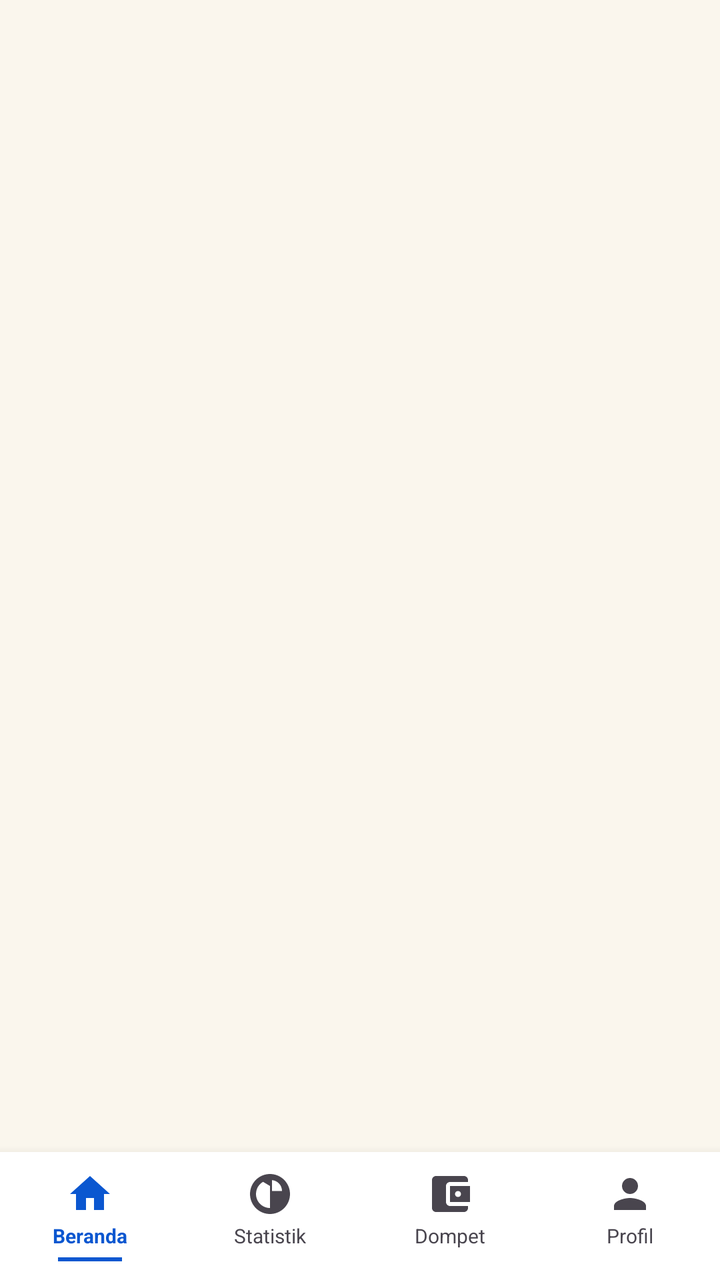
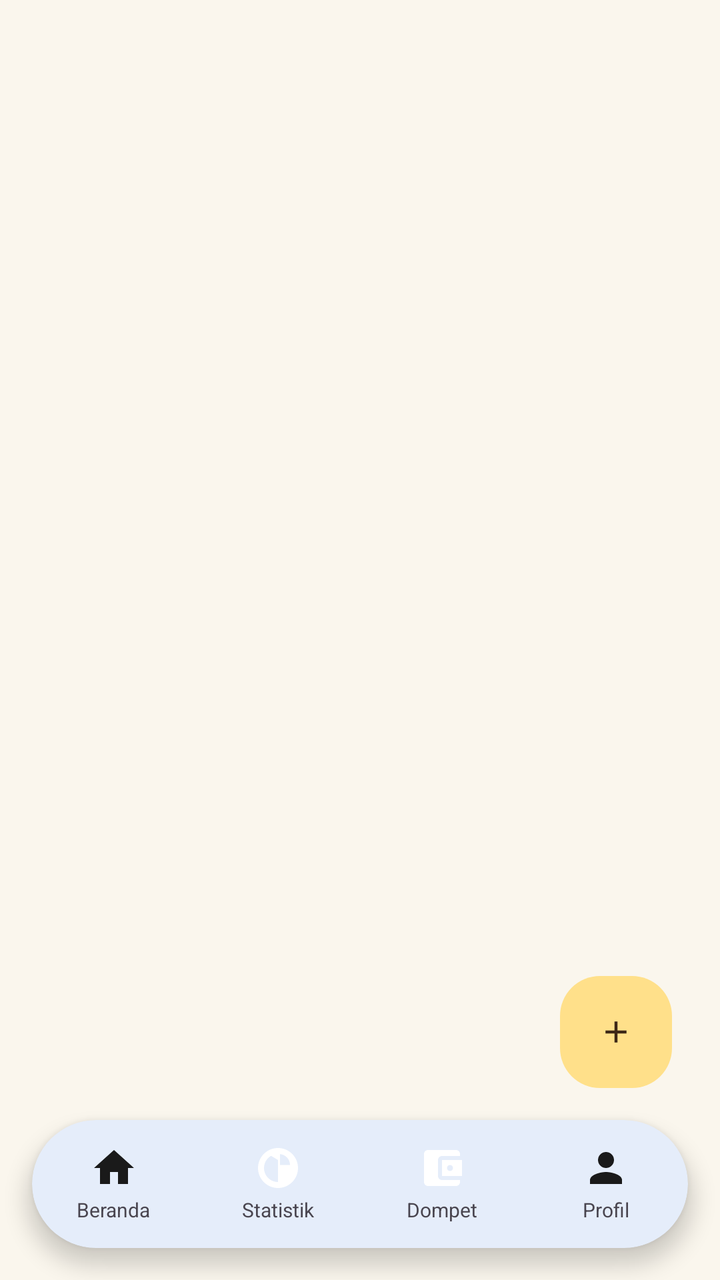

Compare the two renders of this Android layout. The source of the first and the diff that turns it into the second are given below.
<!-- AndroidManifest.xml: application theme Theme.Keuangan -->
<!-- res/layout/activity_main.xml -->
<?xml version="1.0" encoding="utf-8"?>
<LinearLayout
    xmlns:android="http://schemas.android.com/apk/res/android"
    xmlns:app="http://schemas.android.com/apk/res-auto"
    android:layout_width="match_parent"
    android:layout_height="match_parent"
    android:orientation="vertical"
    android:background="?attr/colorBackground">

    
    <androidx.fragment.app.FragmentContainerView
        android:id="@+id/fragmentContainer"
        android:layout_width="match_parent"
        android:layout_height="0dp"
        android:layout_weight="1" />

    
    <LinearLayout
        android:layout_width="match_parent"
        android:layout_height="64dp"
        android:orientation="horizontal"
        android:gravity="center"
        android:background="?attr/colorSurface"
        android:elevation="8dp">

        
        <LinearLayout
            android:id="@+id/tabHome"
            android:layout_width="0dp"
            android:layout_height="match_parent"
            android:layout_weight="1"
            android:orientation="vertical"
            android:gravity="center"
            android:tag="active">

            <ImageView
                android:layout_width="24dp"
                android:layout_height="24dp"
                android:src="@drawable/ic_home"
                app:tint="?attr/colorPrimary" />

            <TextView
                android:layout_width="wrap_content"
                android:layout_height="wrap_content"
                android:layout_marginTop="2dp"
                android:text="Beranda"
                android:textSize="10sp"
                android:textColor="?attr/colorPrimary"
                android:textStyle="bold" />

            <View
                android:id="@+id/indicatorHome"
                android:layout_width="32dp"
                android:layout_height="2dp"
                android:layout_marginTop="4dp"
                android:background="?attr/colorPrimary" />
        </LinearLayout>

        
        <LinearLayout
            android:id="@+id/tabStats"
            android:layout_width="0dp"
            android:layout_height="match_parent"
            android:layout_weight="1"
            android:orientation="vertical"
            android:gravity="center">

            <ImageView
                android:layout_width="24dp"
                android:layout_height="24dp"
                android:src="@drawable/ic_pie_chart"
                app:tint="?attr/colorOnSurfaceVariant" />

            <TextView
                android:layout_width="wrap_content"
                android:layout_height="wrap_content"
                android:layout_marginTop="2dp"
                android:text="Statistik"
                android:textSize="10sp"
                android:textColor="?attr/colorOnSurfaceVariant" />

            <View
                android:id="@+id/indicatorStats"
                android:layout_width="32dp"
                android:layout_height="2dp"
                android:layout_marginTop="4dp"
                android:background="@android:color/transparent" />
        </LinearLayout>

        
        <LinearLayout
            android:id="@+id/tabWallet"
            android:layout_width="0dp"
            android:layout_height="match_parent"
            android:layout_weight="1"
            android:orientation="vertical"
            android:gravity="center">

            <ImageView
                android:layout_width="24dp"
                android:layout_height="24dp"
                android:src="@drawable/ic_wallet"
                app:tint="?attr/colorOnSurfaceVariant" />

            <TextView
                android:layout_width="wrap_content"
                android:layout_height="wrap_content"
                android:layout_marginTop="2dp"
                android:text="Dompet"
                android:textSize="10sp"
                android:textColor="?attr/colorOnSurfaceVariant" />

            <View
                android:id="@+id/indicatorWallet"
                android:layout_width="32dp"
                android:layout_height="2dp"
                android:layout_marginTop="4dp"
                android:background="@android:color/transparent" />
        </LinearLayout>

        
        <LinearLayout
            android:id="@+id/tabProfile"
            android:layout_width="0dp"
            android:layout_height="match_parent"
            android:layout_weight="1"
            android:orientation="vertical"
            android:gravity="center">

            <ImageView
                android:layout_width="24dp"
                android:layout_height="24dp"
                android:src="@drawable/ic_person"
                app:tint="?attr/colorOnSurfaceVariant" />

            <TextView
                android:layout_width="wrap_content"
                android:layout_height="wrap_content"
                android:layout_marginTop="2dp"
                android:text="Profil"
                android:textSize="10sp"
                android:textColor="?attr/colorOnSurfaceVariant" />

            <View
                android:id="@+id/indicatorProfile"
                android:layout_width="32dp"
                android:layout_height="2dp"
                android:layout_marginTop="4dp"
                android:background="@android:color/transparent" />
        </LinearLayout>
    </LinearLayout>
</LinearLayout>
<!-- resources referenced by this layout -->
<resources>
  <!-- drawable ic_home (drawable) -->
  <vector xmlns:android="http://schemas.android.com/apk/res/android"
      android:width="24dp"
      android:height="24dp"
      android:viewportWidth="24"
      android:viewportHeight="24">
      <path
          android:fillColor="#FF1A1A1A"
          android:pathData="M10,20v-6h4v6h5v-8h3L12,3 2,12h3v8z"/>
  </vector>
  <!-- drawable ic_person (drawable) -->
  <vector xmlns:android="http://schemas.android.com/apk/res/android"
      android:width="24dp"
      android:height="24dp"
      android:viewportWidth="24"
      android:viewportHeight="24">
      <path
          android:fillColor="#FF1A1A1A"
          android:pathData="M12,12c2.21,0 4,-1.79 4,-4s-1.79,-4 -4,-4 -4,1.79 -4,4 1.79,4 4,4zm0,2c-2.67,0 -8,1.34 -8,4v2h16v-2c0,-2.66 -5.33,-4 -8,-4z"/>
  </vector>
  <!-- drawable ic_pie_chart (drawable) -->
  <vector xmlns:android="http://schemas.android.com/apk/res/android"
      android:width="24dp"
      android:height="24dp"
      android:viewportWidth="24"
      android:viewportHeight="24">
    <path
        android:fillColor="@android:color/white"
        android:pathData="M12,2C6.48,2 2,6.48 2,12s4.48,10 10,10 10,-4.48 10,-10S17.52,2 12,2zM13,5.05C15.84,5.32 18,7.65 18,10.5h-5V5.05zM12,19c-3.87,0 -7,-3.13 -7,-7 0,-2.62 1.43,-4.9 3.54,-6.09L12,8v11z"/>
  </vector>
  <!-- drawable ic_wallet (drawable) -->
  <vector xmlns:android="http://schemas.android.com/apk/res/android"
      android:width="24dp"
      android:height="24dp"
      android:viewportWidth="24"
      android:viewportHeight="24">
      <path
          android:fillColor="#FFFFFFFF"
          android:pathData="M21,18v1c0,1.1 -0.9,2 -2,2H5c-1.11,0 -2,-0.9 -2,-2V5c0,-1.1 0.89,-2 2,-2h14c1.1,0 2,0.9 2,2v1h-9c-1.11,0 -2,0.9 -2,2v8c0,1.1 0.89,2 2,2h9zm-9,-2h10V8H12v8zm4,-2.5c-0.83,0 -1.5,-0.67 -1.5,-1.5s0.67,-1.5 1.5,-1.5 1.5,0.67 1.5,1.5 -0.67,1.5 -1.5,1.5z"/>
  </vector>
  <color name="md_theme_light_primary">#0B57D0</color>
  <color name="md_theme_light_onPrimary">#FFFFFF</color>
  <color name="md_theme_light_primaryContainer">#C2DAFF</color>
  <color name="md_theme_light_onPrimaryContainer">#041E49</color>
  <color name="chart_food">#0B57D0</color>
  <color name="md_theme_light_background">#FAF6ED</color>
  <color name="md_theme_light_surface">#FFFFFF</color>
  <color name="md_theme_light_onSurface">#111827</color>
  <color name="md_theme_light_surfaceContainer">#FAF6ED</color>
  <!-- unchanged entries left out for length: 1 -->
</resources>

<!-- the commit's change to res/layout/activity_main.xml (unified diff, before → after) -->
@@ -1,152 +1,153 @@
 <?xml version="1.0" encoding="utf-8"?>
-<LinearLayout
-    xmlns:android="http://schemas.android.com/apk/res/android"
+<FrameLayout xmlns:android="http://schemas.android.com/apk/res/android"
     xmlns:app="http://schemas.android.com/apk/res-auto"
     android:layout_width="match_parent"
     android:layout_height="match_parent"
-    android:orientation="vertical"
     android:background="?attr/colorBackground">
 
-    
     <androidx.fragment.app.FragmentContainerView
         android:id="@+id/fragmentContainer"
         android:layout_width="match_parent"
-        android:layout_height="0dp"
-        android:layout_weight="1" />
+        android:layout_height="match_parent" />
 
     
-    <LinearLayout
+    <com.google.android.material.button.MaterialButton
+        android:id="@+id/fabAdd"
+        android:layout_width="56dp"
+        android:layout_height="56dp"
+        android:layout_gravity="bottom|end"
+        android:layout_marginEnd="24dp"
+        android:layout_marginBottom="96dp"
+        android:minWidth="0dp"
+        android:contentDescription="@string/fab_add"
+        android:insetTop="0dp"
+        android:insetBottom="0dp"
+        app:backgroundTint="?attr/colorTertiaryContainer"
+        app:cornerRadius="20dp"
+        app:elevation="6dp"
+        app:icon="@drawable/ic_add"
+        app:iconGravity="textStart"
+        app:iconPadding="0dp"
+        app:iconTint="?attr/colorOnTertiaryContainer" />
+
+    
+    <com.google.android.material.card.MaterialCardView
+        android:id="@+id/bottomNav"
         android:layout_width="match_parent"
         android:layout_height="64dp"
-        android:orientation="horizontal"
-        android:gravity="center"
-        android:background="?attr/colorSurface"
-        android:elevation="8dp">
+        android:layout_gravity="bottom"
+        android:layout_marginStart="16dp"
+        android:layout_marginEnd="16dp"
+        android:layout_marginBottom="16dp"
+        app:cardBackgroundColor="?attr/colorSurface"
+        app:cardCornerRadius="32dp"
+        app:cardElevation="6dp"
+        app:strokeWidth="0dp">
 
-        
         <LinearLayout
-            android:id="@+id/tabHome"
-            android:layout_width="0dp"
+            android:layout_width="match_parent"
             android:layout_height="match_parent"
-            android:layout_weight="1"
-            android:orientation="vertical"
-            android:gravity="center"
-            android:tag="active">
+            android:orientation="horizontal">
 
-            <ImageView
-                android:layout_width="24dp"
-                android:layout_height="24dp"
-                android:src="@drawable/ic_home"
-                app:tint="?attr/colorPrimary" />
+            
+            <LinearLayout
+                android:id="@+id/tabHome"
+                android:layout_width="0dp"
+                android:layout_height="match_parent"
+                android:layout_weight="1"
+                android:gravity="center"
+                android:orientation="vertical">
 
-            <TextView
-                android:layout_width="wrap_content"
-                android:layout_height="wrap_content"
-                android:layout_marginTop="2dp"
-                android:text="Beranda"
-                android:textSize="10sp"
-                android:textColor="?attr/colorPrimary"
-                android:textStyle="bold" />
+                <ImageView
+                    android:id="@+id/navIconHome"
+                    android:layout_width="24dp"
+                    android:layout_height="24dp"
+                    android:contentDescription="@string/tab_home"
+                    android:src="@drawable/ic_home" />
 
-            <View
-                android:id="@+id/indicatorHome"
-                android:layout_width="32dp"
-                android:layout_height="2dp"
-                android:layout_marginTop="4dp"
-                android:background="?attr/colorPrimary" />
+                <TextView
+                    android:id="@+id/navLabelHome"
+                    android:layout_width="wrap_content"
+                    android:layout_height="wrap_content"
+                    android:layout_marginTop="2dp"
+                    android:text="@string/tab_home"
+                    android:textSize="10sp" />
+            </LinearLayout>
+
+            
+            <LinearLayout
+                android:id="@+id/tabStats"
+                android:layout_width="0dp"
+                android:layout_height="match_parent"
+                android:layout_weight="1"
+                android:gravity="center"
+                android:orientation="vertical">
+
+                <ImageView
+                    android:id="@+id/navIconStats"
+                    android:layout_width="24dp"
+                    android:layout_height="24dp"
+                    android:contentDescription="@string/tab_stats"
+                    android:src="@drawable/ic_pie_chart" />
+
+                <TextView
+                    android:id="@+id/navLabelStats"
+                    android:layout_width="wrap_content"
+                    android:layout_height="wrap_content"
+                    android:layout_marginTop="2dp"
+                    android:text="@string/tab_stats"
+                    android:textSize="10sp" />
+            </LinearLayout>
+
+            
+            <LinearLayout
+                android:id="@+id/tabWallet"
+                android:layout_width="0dp"
+                android:layout_height="match_parent"
+                android:layout_weight="1"
+                android:gravity="center"
+                android:orientation="vertical">
+
+                <ImageView
+                    android:id="@+id/navIconWallet"
+                    android:layout_width="24dp"
+                    android:layout_height="24dp"
+                    android:contentDescription="@string/tab_wallet"
+                    android:src="@drawable/ic_wallet" />
+
+                <TextView
+                    android:id="@+id/navLabelWallet"
+                    android:layout_width="wrap_content"
+                    android:layout_height="wrap_content"
+                    android:layout_marginTop="2dp"
+                    android:text="@string/tab_wallet"
+                    android:textSize="10sp" />
+            </LinearLayout>
+
+            
+            <LinearLayout
+                android:id="@+id/tabProfile"
+                android:layout_width="0dp"
+                android:layout_height="match_parent"
+                android:layout_weight="1"
+                android:gravity="center"
+                android:orientation="vertical">
+
+                <ImageView
+                    android:id="@+id/navIconProfile"
+                    android:layout_width="24dp"
+                    android:layout_height="24dp"
+                    android:contentDescription="@string/tab_profile"
+                    android:src="@drawable/ic_person" />
+
+                <TextView
+                    android:id="@+id/navLabelProfile"
+                    android:layout_width="wrap_content"
+                    android:layout_height="wrap_content"
+                    android:layout_marginTop="2dp"
+                    android:text="@string/tab_profile"
+                    android:textSize="10sp" />
+            </LinearLayout>
         </LinearLayout>
-
-        
-        <LinearLayout
-            android:id="@+id/tabStats"
-            android:layout_width="0dp"
-            android:layout_height="match_parent"
-            android:layout_weight="1"
-            android:orientation="vertical"
-            android:gravity="center">
-
-            <ImageView
-                android:layout_width="24dp"
-                android:layout_height="24dp"
-                android:src="@drawable/ic_pie_chart"
-                app:tint="?attr/colorOnSurfaceVariant" />
-
-            <TextView
-                android:layout_width="wrap_content"
-                android:layout_height="wrap_content"
-                android:layout_marginTop="2dp"
-                android:text="Statistik"
-                android:textSize="10sp"
-                android:textColor="?attr/colorOnSurfaceVariant" />
-
-            <View
-                android:id="@+id/indicatorStats"
-                android:layout_width="32dp"
-                android:layout_height="2dp"
-                android:layout_marginTop="4dp"
-                android:background="@android:color/transparent" />
-        </LinearLayout>
-
-        
-        <LinearLayout
-            android:id="@+id/tabWallet"
-            android:layout_width="0dp"
-            android:layout_height="match_parent"
-            android:layout_weight="1"
-            android:orientation="vertical"
-            android:gravity="center">
-
-            <ImageView
-                android:layout_width="24dp"
-                android:layout_height="24dp"
-                android:src="@drawable/ic_wallet"
-                app:tint="?attr/colorOnSurfaceVariant" />
-
-            <TextView
-                android:layout_width="wrap_content"
-                android:layout_height="wrap_content"
-                android:layout_marginTop="2dp"
-                android:text="Dompet"
-                android:textSize="10sp"
-                android:textColor="?attr/colorOnSurfaceVariant" />
-
-            <View
-                android:id="@+id/indicatorWallet"
-                android:layout_width="32dp"
-                android:layout_height="2dp"
-                android:layout_marginTop="4dp"
-                android:background="@android:color/transparent" />
-        </LinearLayout>
-
-        
-        <LinearLayout
-            android:id="@+id/tabProfile"
-            android:layout_width="0dp"
-            android:layout_height="match_parent"
-            android:layout_weight="1"
-            android:orientation="vertical"
-            android:gravity="center">
-
-            <ImageView
-                android:layout_width="24dp"
-                android:layout_height="24dp"
-                android:src="@drawable/ic_person"
-                app:tint="?attr/colorOnSurfaceVariant" />
-
-            <TextView
-                android:layout_width="wrap_content"
-                android:layout_height="wrap_content"
-                android:layout_marginTop="2dp"
-                android:text="Profil"
-                android:textSize="10sp"
-                android:textColor="?attr/colorOnSurfaceVariant" />
-
-            <View
-                android:id="@+id/indicatorProfile"
-                android:layout_width="32dp"
-                android:layout_height="2dp"
-                android:layout_marginTop="4dp"
-                android:background="@android:color/transparent" />
-        </LinearLayout>
-    </LinearLayout>
-</LinearLayout>
+    </com.google.android.material.card.MaterialCardView>
+</FrameLayout>
<!-- resource entries referenced after the edit -->
@@ -1,5 +1,15 @@
 <!-- resources referenced by this layout -->
 <resources>
+  <!-- drawable ic_add (drawable) -->
+  <vector xmlns:android="http://schemas.android.com/apk/res/android"
+      android:width="24dp"
+      android:height="24dp"
+      android:viewportWidth="24"
+      android:viewportHeight="24">
+      <path
+          android:fillColor="#FF1A1A1A"
+          android:pathData="M19,13h-6v6h-2v-6H5v-2h6V5h2v6h6v2z"/>
+  </vector>
   <!-- drawable ic_home (drawable) -->
   <vector xmlns:android="http://schemas.android.com/apk/res/android"
       android:width="24dp"
@@ -40,6 +50,11 @@
           android:fillColor="#FFFFFFFF"
           android:pathData="M21,18v1c0,1.1 -0.9,2 -2,2H5c-1.11,0 -2,-0.9 -2,-2V5c0,-1.1 0.89,-2 2,-2h14c1.1,0 2,0.9 2,2v1h-9c-1.11,0 -2,0.9 -2,2v8c0,1.1 0.89,2 2,2h9zm-9,-2h10V8H12v8zm4,-2.5c-0.83,0 -1.5,-0.67 -1.5,-1.5s0.67,-1.5 1.5,-1.5 1.5,0.67 1.5,1.5 -0.67,1.5 -1.5,1.5z"/>
   </vector>
+  <string name="fab_add">Tambah Transaksi</string>
+  <string name="tab_home">Beranda</string>
+  <string name="tab_profile">Profil</string>
+  <string name="tab_stats">Statistik</string>
+  <string name="tab_wallet">Dompet</string>
   <color name="md_theme_light_primary">#0B57D0</color>
   <color name="md_theme_light_onPrimary">#FFFFFF</color>
   <color name="md_theme_light_primaryContainer">#C2DAFF</color>
